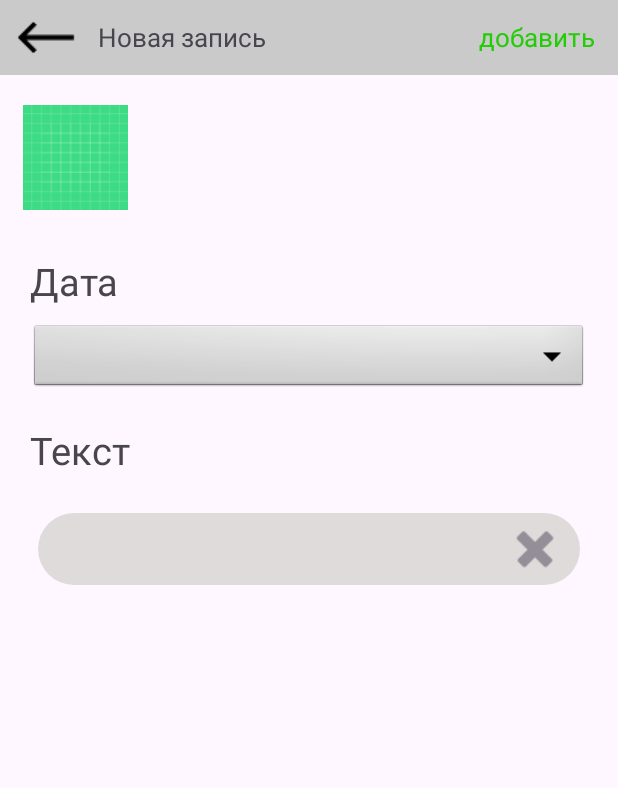
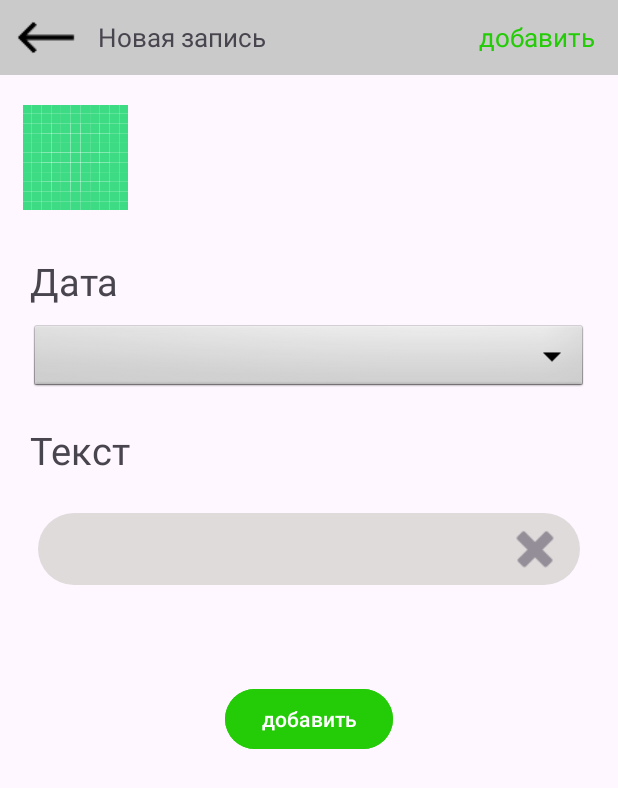
Before and after one commit to lexichMol/FloraGo, an Android app: the layout activity_add_record.xml on its own in the app's theme, with its tools: preview values and no code run, on a phone screen of 412 x 824 dp. Shown: the top 788 px of the screen. Run offline under Robolectric (Android 15) with nearby library versions, the light colour scheme and no system bars; Roboto replaces fonts that are not available here.

Commit message:
C:\Users\Alex\AndroidStudioProjects\MyApplication16\app\src\main\res

```diff
--- a/AndroidStudioProjects/MyApplication10/app/src/main/java/com/example/myapplication/AllActivity.java
+++ b/AndroidStudioProjects/MyApplication10/app/src/main/java/com/example/myapplication/AllActivity.java
@@ -33,8 +33,6 @@ public class AllActivity extends AppCompatActivity {
     protected void onCreate(Bundle savedInstanceState) {
         super.onCreate(savedInstanceState);
         setContentView(R.layout.activity_all);
-
-
 
         DatabaseHandler databaseHandler = new DatabaseHandler(this);
         Bundle arguments = getIntent().getExtras();
--- a/AndroidStudioProjects/MyApplication10/app/src/main/res/layout/activity_add_record.xml
+++ b/AndroidStudioProjects/MyApplication10/app/src/main/res/layout/activity_add_record.xml
@@ -31,6 +31,7 @@
             android:text="Новая запись"/>
         <TextView
             android:id="@+id/add"
+            android:onClick="add_rec"
             android:layout_width="wrap_content"
             android:layout_height="wrap_content"
             android:layout_marginEnd="15dp"
@@ -142,6 +143,16 @@
 
 
     </LinearLayout>
+    <Button
+        android:id="@+id/btn_ad"
+        android:layout_width="wrap_content"
+        android:layout_height="wrap_content"
+        android:layout_below="@id/linear_text"
+        android:onClick="add_rec"
+        android:layout_marginTop="60dp"
+        android:backgroundTint="@color/green_text"
+        android:layout_centerHorizontal="true"
+        android:text="добавить"/>
 
 
 
--- a/AndroidStudioProjects/MyApplication10/app/src/main/res/layout/activity_all.xml
+++ b/AndroidStudioProjects/MyApplication10/app/src/main/res/layout/activity_all.xml
@@ -36,7 +36,7 @@
 
     <LinearLayout
         android:layout_width="match_parent"
-        android:layout_height="wrap_content"
+        android:layout_height="match_parent"
         android:layout_below="@id/back"
         android:orientation="vertical">
         <com.google.android.material.tabs.TabLayout
@@ -51,7 +51,7 @@
         <androidx.viewpager2.widget.ViewPager2
             android:id="@+id/viewPager"
             android:layout_width="match_parent"
-            android:layout_height="wrap_content"/>
+            android:layout_height="match_parent"/>
 
     </LinearLayout>
 
```
Also changed, not shown: AndroidStudioProjects/MyApplication10/app/src/main/java/com/example/myapplication/Add_record_Activity.java (+12 -9 lines).
